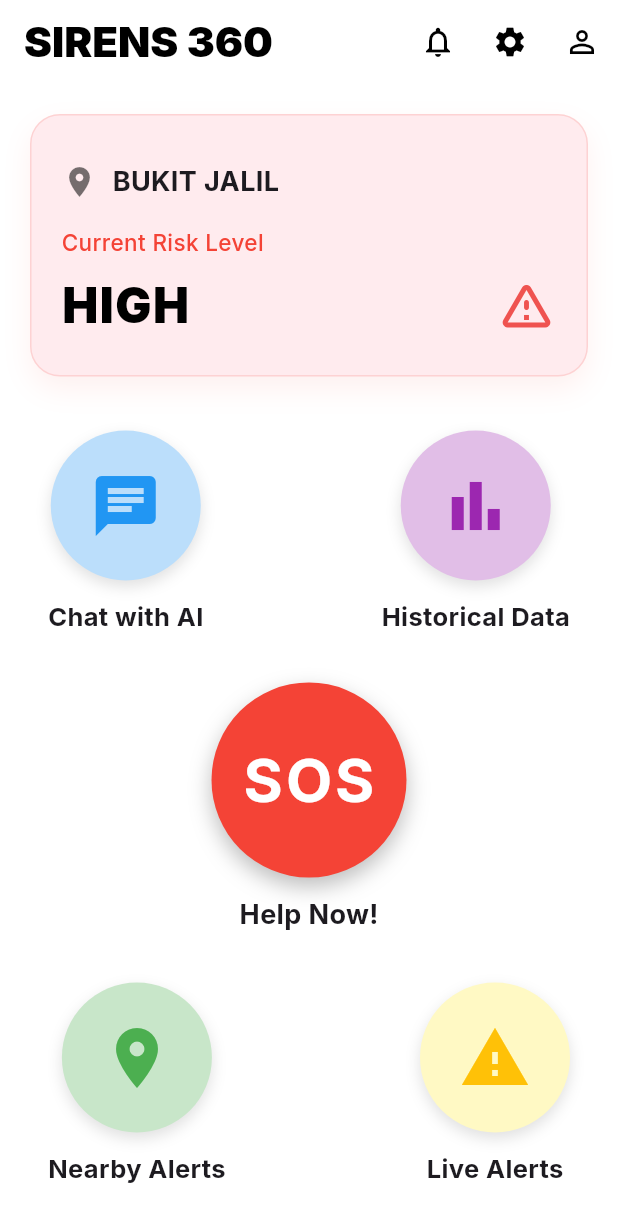
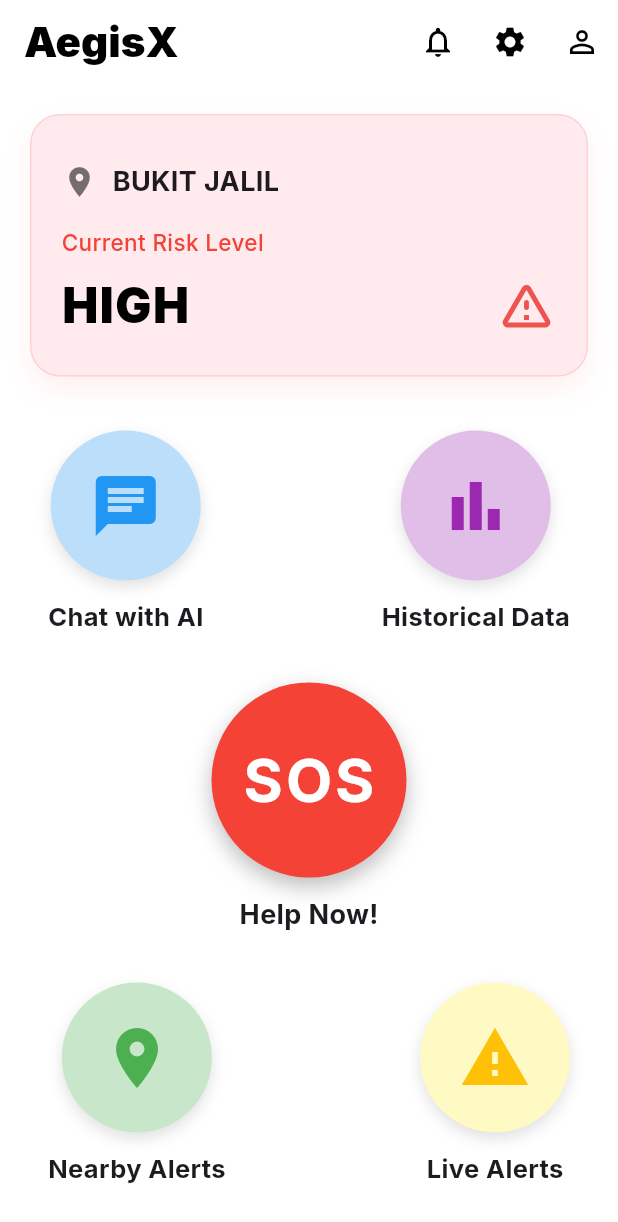
Before and after one commit to JolynLin/sirens360, a Flutter app: the screen it shows after launch, on a phone screen of 412 x 824 dp. Shown: the top 1222 px of the screen. Run offline on Flutter 3.47's test engine with Material 3 defaults, Android fonts, the phone set to English and light mode, and no system bars; our stand-ins replace fl_chart, flutter_map, google_fonts, latlong2.

Commit message:
Change App Name

```diff
--- a/lib/HomePage.dart
+++ b/lib/HomePage.dart
@@ -40,7 +40,7 @@ class HomePage extends StatelessWidget {
   Widget build(BuildContext context) {
     return Scaffold(
       appBar: AppBar(
-        title: Text('SIRENS 360',
+        title: Text('AegisX',
             style:
                 GoogleFonts.inter(fontWeight: FontWeight.w900, fontSize: 28)),
         automaticallyImplyLeading: false,
```
